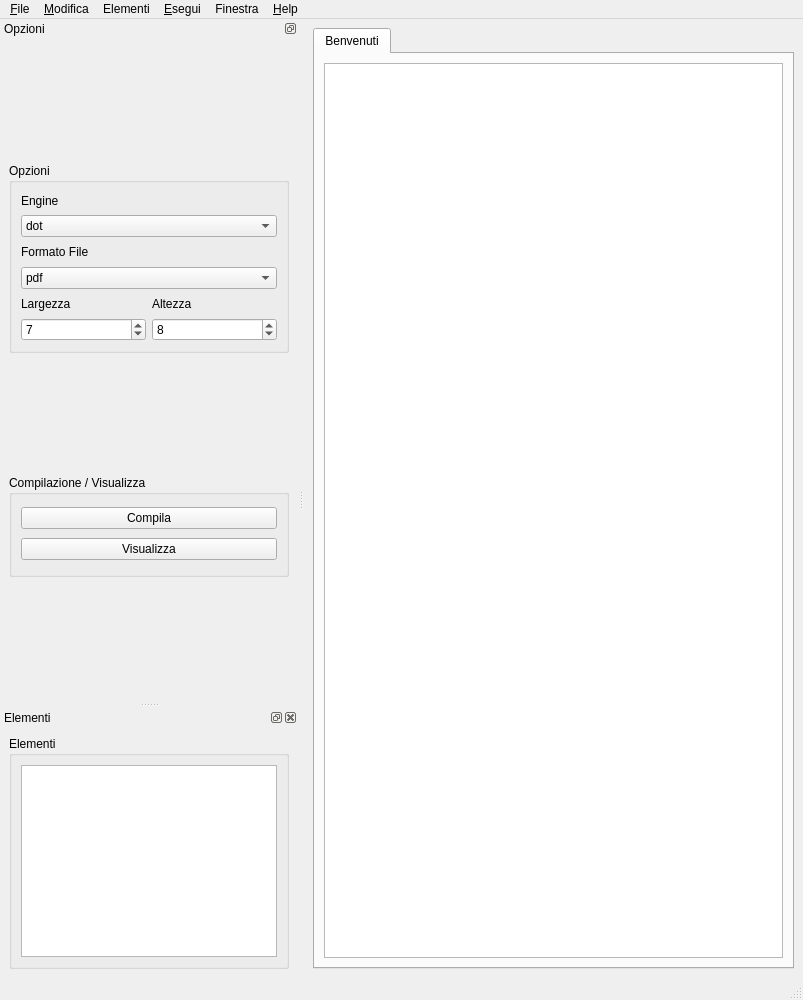
This is ui/MainWin.ui in gmarkall/qdot as Qt 5 draws it before an edit. The edited form follows.
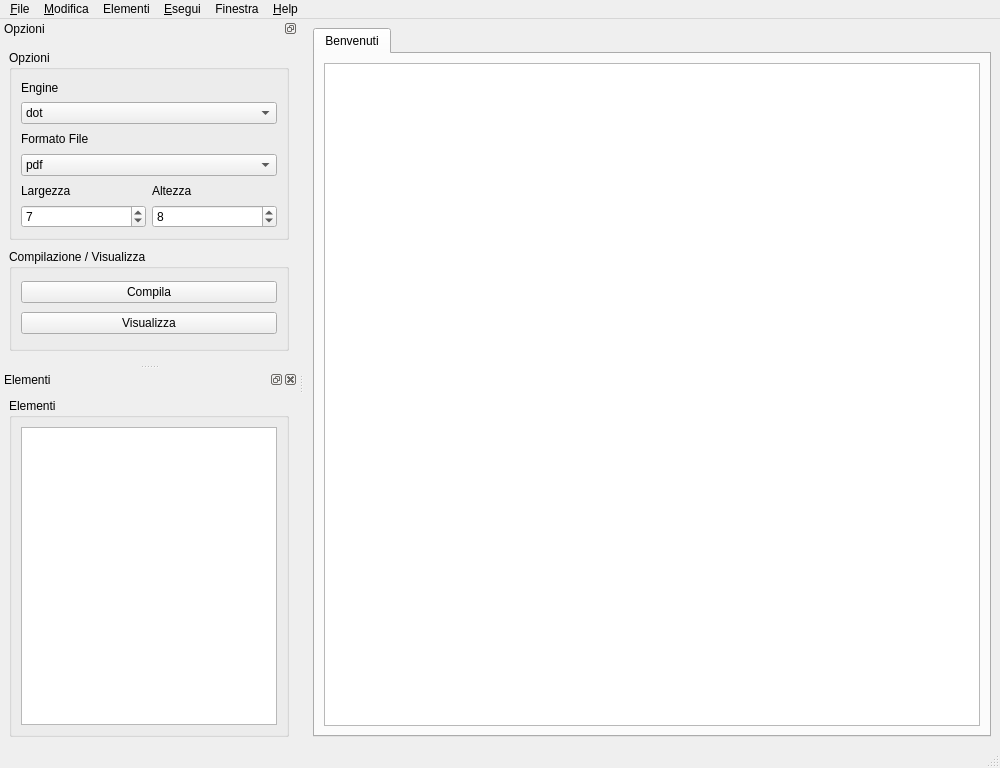
This is the edited form. Icons and pictures are not drawn.

The edit to the form file:
```diff
--- a/ui/MainWin.ui
+++ b/ui/MainWin.ui
@@ -6,8 +6,8 @@
    <rect>
     <x>0</x>
     <y>0</y>
-    <width>803</width>
-    <height>1000</height>
+    <width>1000</width>
+    <height>768</height>
    </rect>
   </property>
   <property name="windowTitle">
@@ -63,7 +63,7 @@
     <rect>
      <x>0</x>
      <y>0</y>
-     <width>803</width>
+     <width>1000</width>
      <height>26</height>
     </rect>
    </property>
@@ -139,6 +139,12 @@
      <height>343</height>
     </size>
    </property>
+   <property name="maximumSize">
+    <size>
+     <width>524287</width>
+     <height>345</height>
+    </size>
+   </property>
    <property name="allowedAreas">
     <set>Qt::LeftDockWidgetArea|Qt::RightDockWidgetArea|Qt::TopDockWidgetArea</set>
    </property>
@@ -311,18 +317,6 @@
    </widget>
   </widget>
   <widget class="QDockWidget" name="dock2">
-   <property name="sizePolicy">
-    <sizepolicy hsizetype="Preferred" vsizetype="Maximum">
-     <horstretch>0</horstretch>
-     <verstretch>0</verstretch>
-    </sizepolicy>
-   </property>
-   <property name="maximumSize">
-    <size>
-     <width>524287</width>
-     <height>602</height>
-    </size>
-   </property>
    <property name="allowedAreas">
     <set>Qt::LeftDockWidgetArea|Qt::RightDockWidgetArea|Qt::TopDockWidgetArea</set>
    </property>
@@ -348,11 +342,11 @@
        <layout class="QGridLayout" name="gridLayout">
         <item row="1" column="0">
          <widget class="QListWidget" name="elementsList">
-          <property name="maximumSize">
-           <size>
-            <width>16777215</width>
-            <height>521</height>
-           </size>
+          <property name="contextMenuPolicy">
+           <enum>Qt::ActionsContextMenu</enum>
+          </property>
+          <property name="alternatingRowColors">
+           <bool>true</bool>
           </property>
          </widget>
         </item>
```
